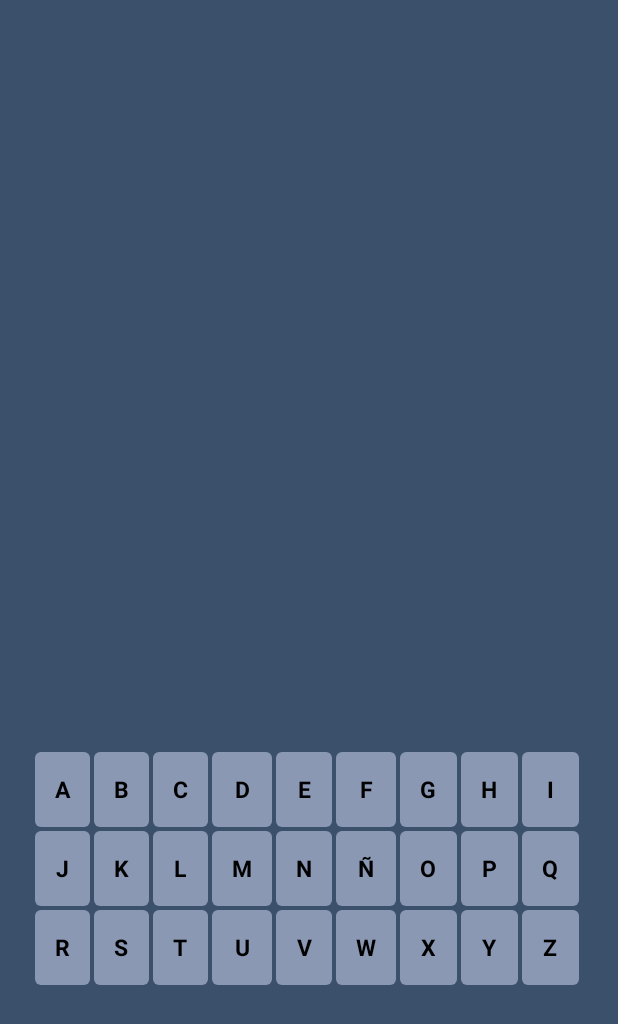
After one commit to Saul-BT/ruleta-fortuna, an Android app: the layout fragment_teclado.xml on its own in the app's theme, with its tools: preview values and no code run, on a phone screen of 412 x 824 dp. The commit adds this screen. Shown: the top 1024 px of the screen. Run offline under Robolectric (Android 15) with nearby library versions, the phone set to English and light mode, and no system bars.

Commit message:
Fragment Teclado.

```diff
--- a/app/src/main/java/com/example/ruletadelafortuna/JuegoActivity.java
+++ b/app/src/main/java/com/example/ruletadelafortuna/JuegoActivity.java
@@ -175,7 +175,7 @@ public class JuegoActivity extends AppCompatActivity implements Animation.Animat
         }
     }
 
-    /*
+
     protected void llamarFragmentTeclado(View v){
 
 
@@ -211,7 +211,7 @@ public class JuegoActivity extends AppCompatActivity implements Animation.Animat
 
             return view;
 
-        }*/
+        }
 
-
+    }
 }
--- /dev/null
+++ b/app/src/main/java/com/example/ruletadelafortuna/Teclado.java
@@ -0,0 +1,110 @@
+package com.example.ruletadelafortuna;
+
+import android.content.Context;
+import android.net.Uri;
+import android.os.Bundle;
+
+import androidx.fragment.app.Fragment;
+
+import android.view.LayoutInflater;
+import android.view.View;
+import android.view.ViewGroup;
+
+
+/**
+ * A simple {@link Fragment} subclass.
+ * Activities that contain this fragment must implement the
+ * {@link Teclado.OnFragmentInteractionListener} interface
+ * to handle interaction events.
+ * Use the {@link Teclado#newInstance} factory method to
+ * create an instance of this fragment.
+ */
+public class Teclado extends Fragment {
+    // TODO: Rename parameter arguments, choose names that match
+    // the fragment initialization parameters, e.g. ARG_ITEM_NUMBER
+    private static final String ARG_PARAM1 = "param1";
+    private static final String ARG_PARAM2 = "param2";
+
+    // TODO: Rename and change types of parameters
+    private String mParam1;
+    private String mParam2;
+
+    private OnFragmentInteractionListener mListener;
+
+    public Teclado() {
+        // Required empty public constructor
+    }
+
+    /**
+     * Use this factory method to create a new instance of
+     * this fragment using the provided parameters.
+     *
+     * @param param1 Parameter 1.
+     * @param param2 Parameter 2.
+     * @return A new instance of fragment Teclado.
+     */
+    // TODO: Rename and change types and number of parameters
+    public static Teclado newInstance(String param1, String param2) {
+        Teclado fragment = new Teclado();
+        Bundle args = new Bundle();
+        args.putString(ARG_PARAM1, param1);
+        args.putString(ARG_PARAM2, param2);
+        fragment.setArguments(args);
+        return fragment;
+    }
+
+    @Override
+    public void onCreate(Bundle savedInstanceState) {
+        super.onCreate(savedInstanceState);
+        if (getArguments() != null) {
+            mParam1 = getArguments().getString(ARG_PARAM1);
+            mParam2 = getArguments().getString(ARG_PARAM2);
+        }
+    }
+
+    @Override
+    public View onCreateView(LayoutInflater inflater, ViewGroup container,
+                             Bundle savedInstanceState) {
+        // Inflate the layout for this fragment
+        return inflater.inflate(R.layout.fragment_teclado, container, false);
+    }
+
+    // TODO: Rename method, update argument and hook method into UI event
+    public void onButtonPressed(Uri uri) {
+        if (mListener != null) {
+            mListener.onFragmentInteraction(uri);
+        }
+    }
+
+    @Override
+    public void onAttach(Context context) {
+        super.onAttach(context);
+        if (context instanceof OnFragmentInteractionListener) {
+            mListener = (OnFragmentInteractionListener) context;
+        } else {
+            throw new RuntimeException(context.toString()
+                    + " must implement OnFragmentInteractionListener");
+        }
+    }
+
+    @Override
+    public void onDetach() {
+        super.onDetach();
+        mListener = null;
+    }
+
+    /**
+     * This interface must be implemented by activities that contain this
+     * fragment to allow an interaction in this fragment to be communicated
+     * to the activity and potentially other fragments contained in that
+     * activity.
+     * <p>
+     * See the Android Training lesson <a href=
+     * "http://developer.android.com/training/basics/fragments/communicating.html"
+     * >Communicating with Other Fragments</a> for more information.
+     */
+    public interface OnFragmentInteractionListener {
+        // TODO: Update argument type and name
+        void onFragmentInteraction(Uri uri);
+    }
+}
--- /dev/null
+++ b/app/src/main/res/drawable/rounded_celda_teclado.xml
@@ -0,0 +1,7 @@
+<?xml version="1.0" encoding="UTF-8"?>
+<shape xmlns:android="http://schemas.android.com/apk/res/android"
+    android:shape="rectangle">
+    <gradient android:startColor="@color/hintColor" android:endColor="@color/hintColor"/>
+    <corners android:bottomRightRadius="4dp" android:bottomLeftRadius="4dp"
+        android:topLeftRadius="4dp" android:topRightRadius="4dp"/>
+</shape>
--- /dev/null
+++ b/app/src/main/res/layout/fragment_teclado.xml
@@ -0,0 +1,209 @@
+<?xml version="1.0" encoding="utf-8"?>
+<FrameLayout xmlns:android="http://schemas.android.com/apk/res/android"
+    xmlns:app="http://schemas.android.com/apk/res-auto"
+    xmlns:tools="http://schemas.android.com/tools"
+    android:layout_width="match_parent"
+    android:layout_height="match_parent"
+    tools:context=".Teclado">
+
+    <!-- TODO: Update blank fragment layout -->
+    <TableLayout
+        android:id="@+id/tlTeclado"
+        android:layout_width="365dp"
+        android:layout_height="158dp"
+        android:layout_marginStart="22dp"
+        android:layout_marginTop="500dp"
+        android:layout_marginEnd="20dp"
+        app:layout_constraintEnd_toEndOf="parent"
+        app:layout_constraintStart_toStartOf="parent"
+        app:layout_constraintTop_toBottomOf="@+id/tvPista">
+
+        <TableRow
+            android:layout_width="match_parent"
+            android:layout_height="match_parent"
+            android:layout_weight="1"
+            android:gravity="center">
+
+            <TextView
+                style="@style/CeldaVacia"
+                android:background="@drawable/rounded_celda_teclado"
+                android:text="A"
+                android:textColor="@color/colorLetrasTeclado" />
+
+            <TextView
+                style="@style/CeldaVacia"
+                android:background="@drawable/rounded_celda_teclado"
+                android:text="B"
+                android:textColor="@color/colorLetrasTeclado" />
+
+            <TextView
+                style="@style/CeldaVacia"
+                android:background="@drawable/rounded_celda_teclado"
+                android:text="C"
+                android:textColor="@color/colorLetrasTeclado" />
+
+            <TextView
+                style="@style/CeldaVacia"
+                android:background="@drawable/rounded_celda_teclado"
+                android:text="D"
+                android:textColor="@color/colorLetrasTeclado" />
+
+            <TextView
+                style="@style/CeldaVacia"
+                android:background="@drawable/rounded_celda_teclado"
+                android:text="E"
+                android:textColor="@color/colorLetrasTeclado" />
+
+            <TextView
+                style="@style/CeldaVacia"
+                android:background="@drawable/rounded_celda_teclado"
+                android:text="F"
+                android:textColor="@color/colorLetrasTeclado" />
+
+            <TextView
+                style="@style/CeldaVacia"
+                android:background="@drawable/rounded_celda_teclado"
+                android:text="G"
+                android:textColor="@color/colorLetrasTeclado" />
+
+            <TextView
+                style="@style/CeldaVacia"
+                android:background="@drawable/rounded_celda_teclado"
+                android:text="H"
+                android:textColor="@color/colorLetrasTeclado" />
+
+            <TextView
+                style="@style/CeldaVacia"
+                android:background="@drawable/rounded_celda_teclado"
+                android:text="I"
+                android:textColor="@color/colorLetrasTeclado" />
+
+        </TableRow>
+
+        <TableRow
+            android:layout_width="match_parent"
+            android:layout_height="match_parent"
+            android:layout_weight="1"
+            android:gravity="center">
+
+            <TextView
+                style="@style/CeldaVacia"
+                android:background="@drawable/rounded_celda_teclado"
+                android:textColor="@color/colorLetrasTeclado"
+                tools:text="J" />
+
+            <TextView
+                style="@style/CeldaVacia"
+                android:background="@drawable/rounded_celda_teclado"
+                android:textColor="@color/colorLetrasTeclado"
+                tools:text="K" />
+
+            <TextView
+                style="@style/CeldaVacia"
+                android:background="@drawable/rounded_celda_teclado"
+                android:textColor="@color/colorLetrasTeclado"
+                tools:text="L" />
+
+            <TextView
+                style="@style/CeldaVacia"
+                android:background="@drawable/rounded_celda_teclado"
+                android:textColor="@color/colorLetrasTeclado"
+                tools:text="M" />
+
+            <TextView
+                style="@style/CeldaVacia"
+                android:background="@drawable/rounded_celda_teclado"
+                android:textColor="@color/colorLetrasTeclado"
+                tools:text="N" />
+
+            <TextView
+                style="@style/CeldaVacia"
+                android:background="@drawable/rounded_celda_teclado"
+                android:textColor="@color/colorLetrasTeclado"
+                tools:text="Ñ" />
+
+            <TextView
+                style="@style/CeldaVacia"
+                android:background="@drawable/rounded_celda_teclado"
+                android:textColor="@color/colorLetrasTeclado"
+                tools:text="O" />
+
+            <TextView
+                style="@style/CeldaVacia"
+                android:background="@drawable/rounded_celda_teclado"
+                android:textColor="@color/colorLetrasTeclado"
+                tools:text="P" />
+
+            <TextView
+                style="@style/CeldaVacia"
+                android:background="@drawable/rounded_celda_teclado"
+                android:textColor="@color/colorLetrasTeclado"
+                tools:text="Q" />
+
+        </TableRow>
+
+        <TableRow
+            android:layout_width="match_parent"
+            android:layout_height="match_parent"
+            android:layout_weight="1"
+            android:gravity="center">
+
+            <TextView
+                style="@style/CeldaVacia"
+                android:background="@drawable/rounded_celda_teclado"
+                android:textColor="@color/colorLetrasTeclado"
+                tools:text="R" />
+
+            <TextView
+                style="@style/CeldaVacia"
+                android:background="@drawable/rounded_celda_teclado"
+                android:textColor="@color/colorLetrasTeclado"
+                tools:text="S" />
+
+            <TextView
+                style="@style/CeldaVacia"
+                android:background="@drawable/rounded_celda_teclado"
+                android:textColor="@color/colorLetrasTeclado"
+                tools:text="T" />
+
+            <TextView
+                style="@style/CeldaVacia"
+                android:background="@drawable/rounded_celda_teclado"
+                android:textColor="@color/colorLetrasTeclado"
+                tools:text="U" />
+
+            <TextView
+                style="@style/CeldaVacia"
+                android:background="@drawable/rounded_celda_teclado"
+                android:textColor="@color/colorLetrasTeclado"
+                tools:text="V" />
+
+            <TextView
+                style="@style/CeldaVacia"
+                android:background="@drawable/rounded_celda_teclado"
+                android:textColor="@color/colorLetrasTeclado"
+                tools:text="W" />
+
+            <TextView
+                style="@style/CeldaVacia"
+                android:background="@drawable/rounded_celda_teclado"
+                android:textColor="@color/colorLetrasTeclado"
+                tools:text="X" />
+
+            <TextView
+                style="@style/CeldaVacia"
+                android:background="@drawable/rounded_celda_teclado"
+                android:textColor="@color/colorLetrasTeclado"
+                tools:text="Y" />
+
+            <TextView
+                style="@style/CeldaVacia"
+                android:background="@drawable/rounded_celda_teclado"
+                android:textColor="@color/colorLetrasTeclado"
+                tools:text="Z" />
+
+        </TableRow>
+
+    </TableLayout>
+
+</FrameLayout>
```
